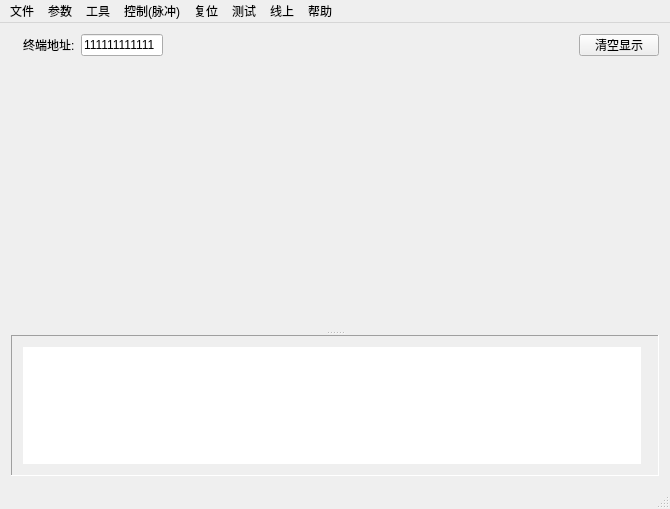
First picture: the form in QtWidgetsApplication1/Qt698sp.ui, repository qwerttqq95/OOP-Master-station-beta, before the edit.
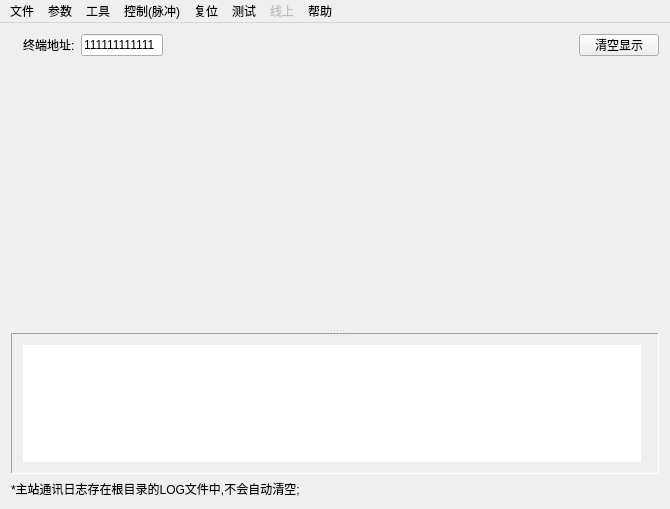
Second picture: the form after the edit. Icons and pictures are not drawn.

Diff of the .ui file:
```diff
--- a/QtWidgetsApplication1/Qt698sp.ui
+++ b/QtWidgetsApplication1/Qt698sp.ui
@@ -306,6 +306,13 @@
       </widget>
      </widget>
     </item>
+    <item>
+     <widget class="QLabel" name="label_2">
+      <property name="text">
+       <string>*主站通讯日志存在根目录的LOG文件中,不会自动清空;</string>
+      </property>
+     </widget>
+    </item>
    </layout>
   </widget>
   <widget class="QMenuBar" name="menubar">
@@ -465,7 +472,7 @@
    </widget>
    <widget class="QMenu" name="menu_9">
     <property name="enabled">
-     <bool>true</bool>
+     <bool>false</bool>
     </property>
     <property name="title">
      <string>线上</string>
@@ -487,7 +494,6 @@
    <addaction name="menu_9"/>
    <addaction name="menu"/>
   </widget>
-  <widget class="QStatusBar" name="statusBar"/>
   <action name="action">
    <property name="text">
     <string>广播读地址</string>
```
Left out of the diff: 11 changed lines with no effect on the pictures.
